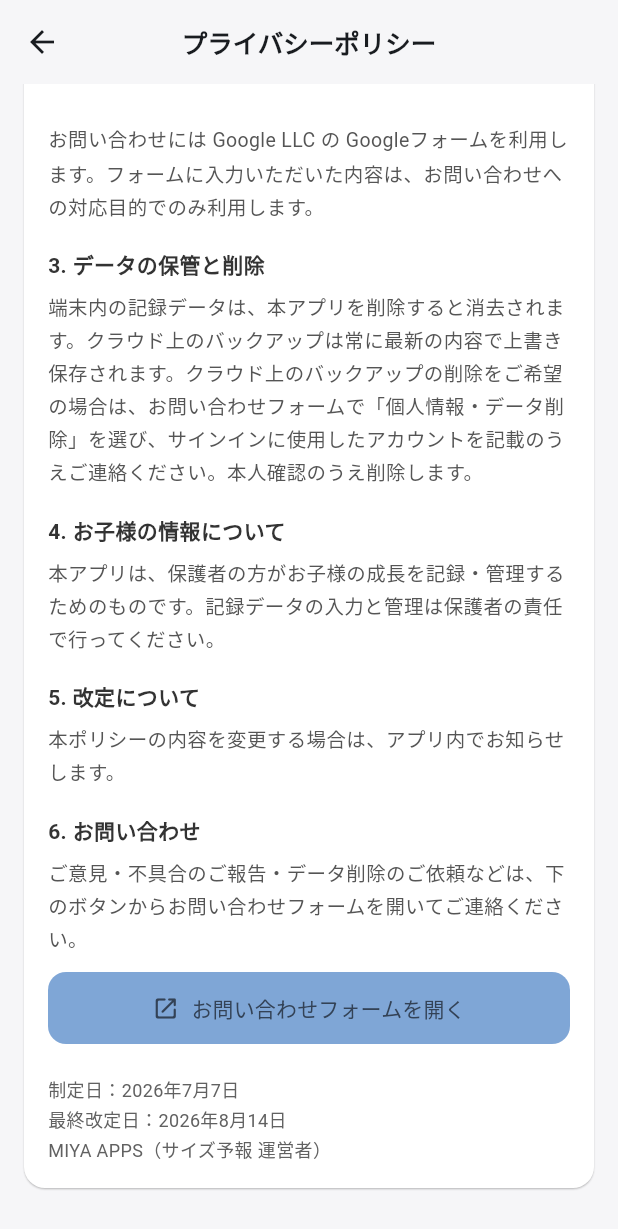
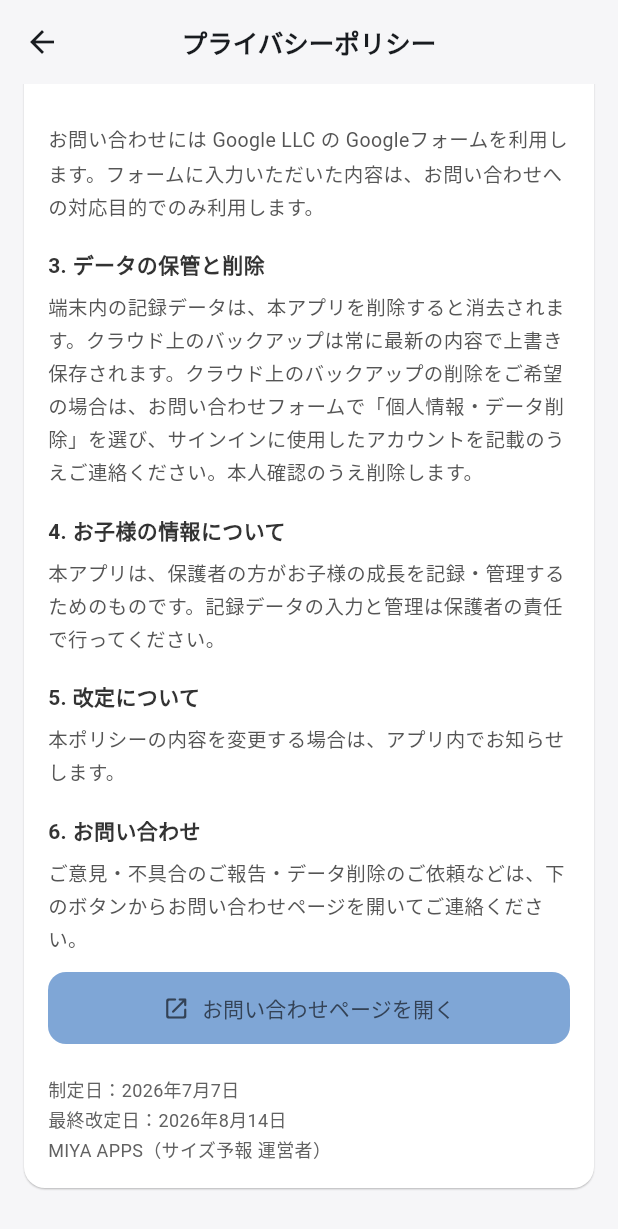
Before and after one commit to miya-apps/sizeyoho, a Flutter app: the PrivacyPolicyScreen screen opened directly, scrolled down 959 dp, on a phone screen of 412 x 824 dp. Shown: the top 1229 px of the screen. Run offline on Flutter 3.47's test engine with Material 3 defaults, Android fonts, the phone set to English and light mode, and no system bars; our stand-ins replace cloud_firestore, firebase_auth, firebase_core, fl_chart, flutter_svg, google_mobile_ads and 6 more; missing offline and left inert: file_saver, file_selector, gal, in_app_purchase_android, phosphoricons_flutter; accounts and stored records are empty; network calls fail; Roboto replaces fonts that are missing (ZenMaruGothic).

Commit message:
お問い合わせの飛び先をGoogleフォーム直行からサイトのお問い合わせページに変更、バージョン1.0.0+8
Co-authored-by: Cursor <cursoragent@cursor.com>

```diff
--- a/lib/screens/privacy_policy_screen.dart
+++ b/lib/screens/privacy_policy_screen.dart
@@ -130,7 +130,7 @@ class PrivacyPolicyScreen extends StatelessWidget {
                       _section('6. お問い合わせ'),
                       Text(
                         'ご意見・不具合のご報告・データ削除のご依頼などは、'
-                        '下のボタンからお問い合わせフォームを開いて'
+                        '下のボタンからお問い合わせページを開いて'
                         'ご連絡ください。',
                         style: _bodyStyle,
                       ),
@@ -140,7 +140,7 @@ class PrivacyPolicyScreen extends StatelessWidget {
                         child: FilledButton.icon(
                           onPressed: () => openContactForm(context),
                           icon: const Icon(Icons.open_in_new_rounded, size: 18),
-                          label: const Text('お問い合わせフォームを開く'),
+                          label: const Text('お問い合わせページを開く'),
                           style: FilledButton.styleFrom(
                             padding: const EdgeInsets.symmetric(vertical: 14),
                             shape: RoundedRectangleBorder(
--- a/lib/support/contact_launcher.dart
+++ b/lib/support/contact_launcher.dart
@@ -3,14 +3,15 @@ import 'package:flutter/material.dart';
 import '../app/app_info.dart';
 import 'contact_launcher_platform.dart';
 
-/// お問い合わせフォーム（Googleフォーム）を外部ブラウザで開く。
+/// お問い合わせページ（公式サイト contact.html）を外部ブラウザで開く。
+/// フォームへ直接飛ばさず、問い合わせの種類や注意事項を確認できるページを挟む。
 Future<void> openContactForm(BuildContext context) async {
-  final launched = await openContactFormUrl(kContactFormUrl);
+  final launched = await openContactFormUrl(kContactPageUrl);
   if (!context.mounted) return;
   if (!launched) {
     ScaffoldMessenger.of(context).showSnackBar(
       const SnackBar(
-        content: Text('お問い合わせフォームを開けませんでした。しばらくしてからお試しください。'),
+        content: Text('お問い合わせページを開けませんでした。しばらくしてからお試しください。'),
       ),
     );
   }
--- a/pubspec.yaml
+++ b/pubspec.yaml
@@ -16,7 +16,7 @@ publish_to: 'none' # Remove this line if you wish to publish to pub.dev
 # https://developer.apple.com/library/archive/documentation/General/Reference/InfoPlistKeyReference/Articles/CoreFoundationKeys.html
 # In Windows, build-name is used as the major, minor, and patch parts
 # of the product and file versions while build-number is used as the build suffix.
-version: 1.0.0+7
+version: 1.0.0+8
 
 environment:
   sdk: ^3.12.2
```
